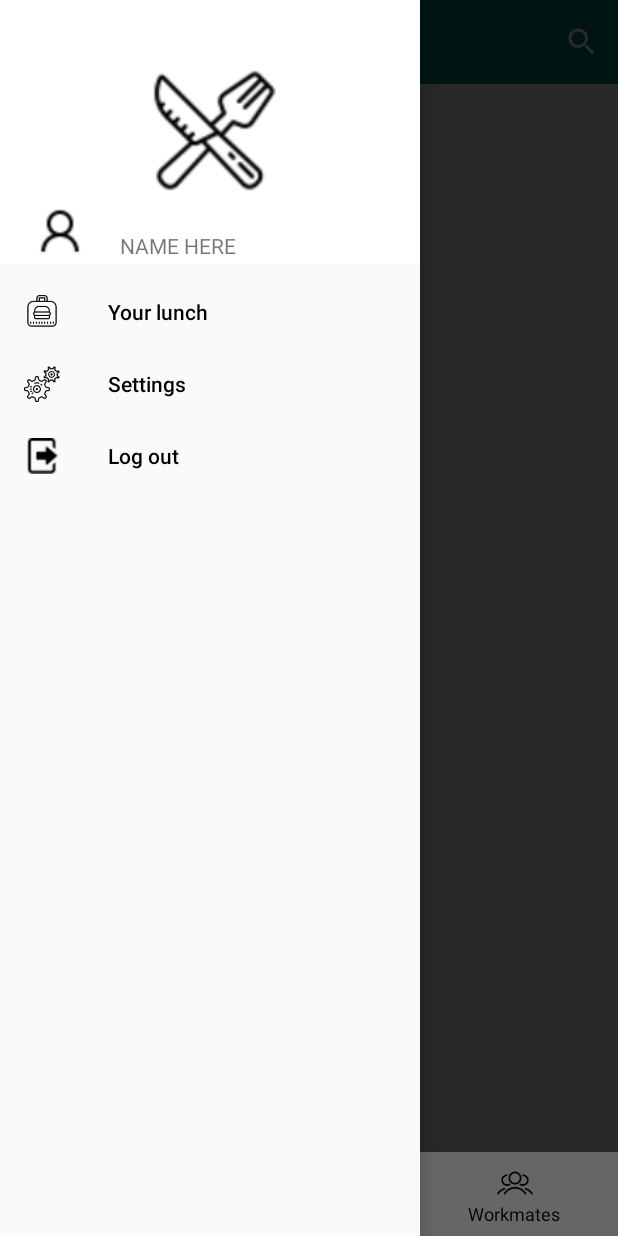
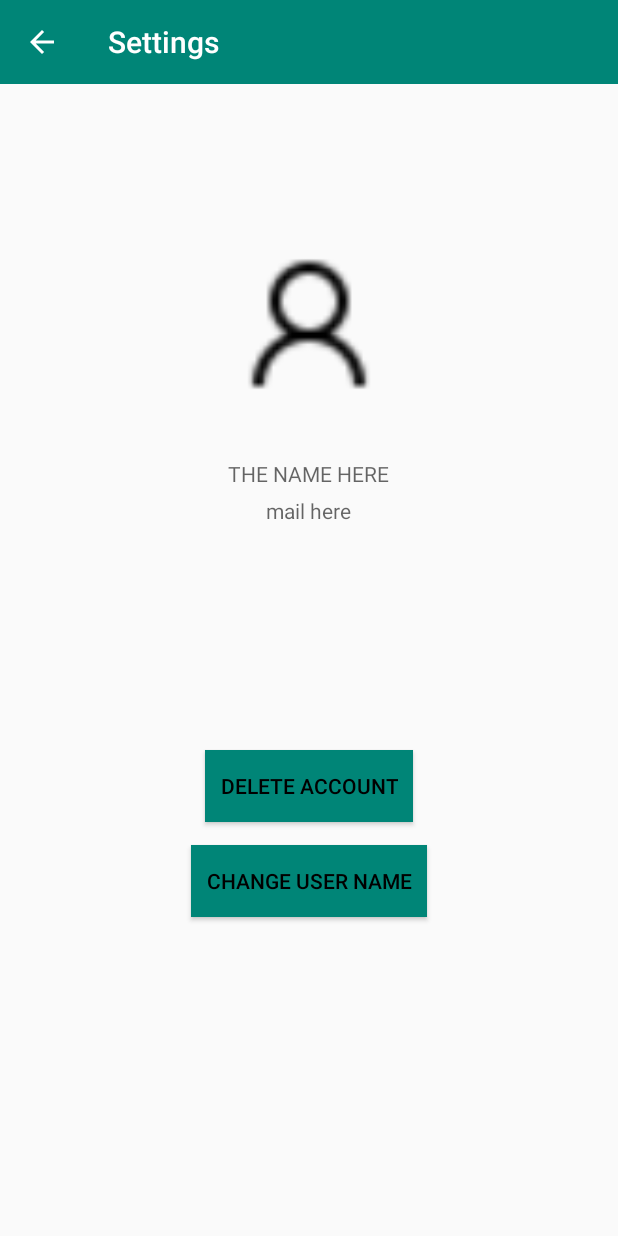
Before and after one commit to Bbenforado/Go4Lunch, an Android app: the screen it shows after launch (MainActivity before the commit, SettingActivity after it), in the side drawer, after a tap on "Settings", on a phone screen of 412 x 824 dp. Run offline under Robolectric (Android 15) with nearby library versions, the phone set to English and light mode, and no system bars; our stand-ins replace ButterKnife, Firebase (no records; nobody signed in at launch, a user with empty details on screens opened directly); libraries missing offline, so code that uses them is left out: com.facebook, com.facebook.appevents, com.firebase.ui; 1 statement that could not run was skipped.

Commit message:
- created settingActivity

```diff
--- a/app/build.gradle
+++ b/app/build.gradle
@@ -31,6 +31,8 @@ dependencies {
 
     implementation('android.arch.lifecycle:extensions:1.1.1')
 
+    implementation 'com.google.code.gson:gson:2.8.2'
+
     //FIREBASE
     implementation 'com.google.firebase:firebase-core:16.0.8'
     implementation 'com.google.firebase:firebase-auth:16.2.1'
--- a/app/src/main/AndroidManifest.xml
+++ b/app/src/main/AndroidManifest.xml
@@ -9,6 +9,11 @@
         android:roundIcon="@mipmap/ic_launcher_round"
         android:supportsRtl="true"
         android:theme="@style/AppTheme">
+        <activity android:name=".activities.SettingActivity">
+            <meta-data
+                android:name="android.support.PARENT_ACTIVITY"
+                android:value=".activities.MainActivity" />
+        </activity>
         <activity android:name=".activities.MainActivity">
             <intent-filter>
                 <action android:name="android.intent.action.MAIN" />
--- a/app/src/main/java/com/example/blanche/go4lunch/activities/MainActivity.java
+++ b/app/src/main/java/com/example/blanche/go4lunch/activities/MainActivity.java
@@ -1,6 +1,7 @@
 package com.example.blanche.go4lunch.activities;
 
 import android.content.Intent;
+import android.content.SharedPreferences;
 import android.support.annotation.NonNull;
 import android.support.annotation.Nullable;
 import android.support.design.widget.BottomNavigationView;
@@ -35,12 +36,16 @@ import butterknife.BindView;
 import butterknife.ButterKnife;
 import com.facebook.FacebookSdk;
 import com.facebook.appevents.AppEventsLogger;
+import com.google.android.gms.tasks.OnSuccessListener;
 import com.google.firebase.auth.FirebaseAuth;
 import com.google.firebase.auth.FirebaseUser;
+import com.google.gson.Gson;
 
-public class MainActivity extends AppCompatActivity {
+public class MainActivity extends AppCompatActivity implements NavigationView.OnNavigationItemSelectedListener{
 
     public static final int RC_SIGN_IN = 123;
+    public static final int SIGN_OUT_TASK = 10;
+    public static final int DELETE_USER_TASK = 20;
 
     @BindView(R.id.navigation)
     BottomNavigationView bottomNavigationView;
@@ -56,10 +61,10 @@ public class MainActivity extends AppCompatActivity {
         super.onCreate(savedInstanceState);
         setContentView(R.layout.activity_main);
         //we will have to see if a user if already connected, then displays or not
-       // if (!isCurrentUserLogged()) {
+        if (!isCurrentUserLogged()) {
             startSignInActivity();
-        //}
-
+        }
+;
         ButterKnife.bind(this);
         configureToolbar();
         configureNavigationView();
@@ -77,16 +82,24 @@ public class MainActivity extends AppCompatActivity {
         }
     }
 
+    @Override
+    protected void onStart() {
+        super.onStart();
+        displayUserInfoInNavigationDrawer();
+    }
+
     //----------------------
     //CONFIGURATION
     //----------------------------
     private void configureNavigationView() {
+        System.out.println("1");
         navigationView = findViewById(R.id.nav_view);
-        //navigationView.setNavigationItemSelectedListener(this);
+        navigationView.setNavigationItemSelectedListener(this);
         displayUserInfoInNavigationDrawer();
     }
 
     private void displayUserInfoInNavigationDrawer() {
+        System.out.println("we here here");
         View headerLayout = navigationView.getHeaderView(0);
         ImageView profilePictureImageview = headerLayout.findViewById(R.id.profile_picture);
         TextView userNameTextview = headerLayout.findViewById(R.id.user_name);
@@ -101,7 +114,7 @@ public class MainActivity extends AppCompatActivity {
         }
     }
 
-    private void configureToolbar() {
+    protected void configureToolbar() {
         toolbar = findViewById(R.id.toolbar);
         setSupportActionBar(toolbar);
         actionBar = getSupportActionBar();
@@ -141,6 +154,27 @@ public class MainActivity extends AppCompatActivity {
             }
         };
         bottomNavigationView.setOnNavigationItemSelectedListener(listener);
+    }
+
+    @Override
+    public boolean onNavigationItemSelected(@NonNull MenuItem item) {
+        int id = item.getItemId();
+        switch (id) {
+            case R.id.lunch:
+                Toast.makeText(this, "you clicked on lunch", Toast.LENGTH_SHORT).show();
+                break;
+            case R.id.settings:
+                //OPEN SETTING ACTIVITY WITH DELETE ACCOUNT BUTTON
+                launchSettingActivity();
+                break;
+            case R.id.log_out:
+                signOutUser();
+                break;
+            default:
+                break;
+        }
+        drawerLayout.closeDrawer(GravityCompat.START);
+        return true;
     }
 
     //-----------------------
@@ -207,4 +241,36 @@ public class MainActivity extends AppCompatActivity {
     protected FirebaseUser getCurrentUser(){ return FirebaseAuth.getInstance().getCurrentUser(); }
 
     protected Boolean isCurrentUserLogged(){ return (this.getCurrentUser() != null); }
+
+    private void signOutUser() {
+        AuthUI.getInstance()
+                .signOut(this)
+                .addOnSuccessListener(this, this.updateUIAfterRESTRequestsCompleted(SIGN_OUT_TASK));
+    }
+
+    private OnSuccessListener<Void> updateUIAfterRESTRequestsCompleted(final int origin) {
+        return new OnSuccessListener<Void>() {
+            @Override
+            public void onSuccess(Void aVoid) {
+                switch (origin) {
+                    case SIGN_OUT_TASK:
+                        finish();
+                        //startSignInActivity();
+                        break;
+                    case DELETE_USER_TASK:
+                        finish();
+                        break;
+                        default:
+                            break;
+                }
+            }
+        };
+    }
+
+    private void launchSettingActivity() {
+        Intent settingActivity = new Intent(this, SettingActivity.class);
+        startActivity(settingActivity);
+    }
+
+
 }
--- /dev/null
+++ b/app/src/main/java/com/example/blanche/go4lunch/activities/SettingActivity.java
@@ -0,0 +1,54 @@
+package com.example.blanche.go4lunch.activities;
+
+import android.support.v7.app.ActionBar;
+import android.support.v7.app.AppCompatActivity;
+import android.os.Bundle;
+import android.support.v7.widget.Toolbar;
+import android.widget.ImageView;
+import android.widget.TextView;
+
+import com.example.blanche.go4lunch.R;
+
+import butterknife.BindView;
+import butterknife.ButterKnife;
+
+public class SettingActivity extends AppCompatActivity {
+
+    private Toolbar toolbar;
+    private ActionBar actionBar;
+    @BindView(R.id.profile_picture_settings)
+    ImageView imageView;
+    @BindView(R.id.user_name_settings)
+    TextView userNameTextview;
+    @BindView(R.id.user_mail_settings)
+    TextView userMailTextview;
+
+    @Override
+    protected void onCreate(Bundle savedInstanceState) {
+        super.onCreate(savedInstanceState);
+        setContentView(R.layout.activity_setting);
+        ButterKnife.bind(this);
+        configureToolbar();
+        updateUIWithUserInfos();
+    }
+
+    private void configureToolbar() {
+        toolbar = findViewById(R.id.toolbar);
+        setSupportActionBar(toolbar);
+        actionBar = getSupportActionBar();
+        actionBar.setTitle("Settings");
+        actionBar.setDisplayHomeAsUpEnabled(true);
+    }
+
+    private void updateUIWithUserInfos() {
+        /*userNameTextview.setText(getCurrentUser().getDisplayName());
+        userMailTextview.setText(getCurrentUser().getEmail());*/
+        /*if (getCurrentUser().getPhotoUrl() != null) {
+            Glide.with(this)
+                    .load(getCurrentUser().getPhotoUrl())
+                    .apply(RequestOptions.circleCropTransform())
+                    .into(imageView);
+        }*/
+    }
+
+}
--- /dev/null
+++ b/app/src/main/res/layout/activity_setting.xml
@@ -0,0 +1,55 @@
+<?xml version="1.0" encoding="utf-8"?>
+<LinearLayout android:layout_width="match_parent"
+    android:layout_height="match_parent"
+    android:orientation="vertical"
+    xmlns:android="http://schemas.android.com/apk/res/android">
+
+    <include
+        layout="@layout/toolbar"
+        android:layout_width="match_parent"
+        android:layout_height="wrap_content"/>
+
+    <ImageView
+        android:id="@+id/profile_picture_settings"
+        android:layout_width="120dp"
+        android:layout_height="120dp"
+        android:layout_gravity="center"
+        android:layout_marginTop="100dp"
+        android:src="@drawable/ic_profile_picture"/>
+
+    <TextView
+        android:id="@+id/user_name_settings"
+        android:layout_width="wrap_content"
+        android:layout_height="wrap_content"
+        android:hint="THE NAME HERE"
+        android:layout_gravity="center"
+        android:layout_marginTop="30dp"
+        />
+
+    <TextView
+        android:id="@+id/user_mail_settings"
+        android:layout_width="wrap_content"
+        android:layout_height="wrap_content"
+        android:hint="mail here"
+        android:layout_gravity="center"
+        android:layout_marginTop="5dp"/>
+
+    <Button
+        android:id="@+id/delete_button"
+        android:layout_width="wrap_content"
+        android:layout_height="wrap_content"
+        android:text="Delete account"
+        android:layout_gravity="center"
+        android:layout_marginTop="150dp"
+        android:padding="10dp"
+        android:background="@color/colorPrimary"/>
+
+    <Button
+        android:layout_width="wrap_content"
+        android:layout_height="wrap_content"
+        android:layout_gravity="center"
+        android:text="Change user name"
+        android:padding="10dp"
+        android:background="@color/colorPrimary"
+        android:layout_marginTop="15dp"/>
+</LinearLayout>
--- a/app/src/main/res/menu/main_activity_drawer_menu.xml
+++ b/app/src/main/res/menu/main_activity_drawer_menu.xml
@@ -6,15 +6,15 @@
 
     <group android:checkableBehavior="single">
         <item
-            android:id="@+id/art_category"
+            android:id="@+id/lunch"
             android:title="Your lunch"
             android:icon="@drawable/ic_your_lunch"/>
         <item
-            android:id="@+id/business_category"
+            android:id="@+id/settings"
             android:title="Settings"
             android:icon="@drawable/ic_settings"/>
         <item
-            android:id="@+id/entrepreneurs_category"
+            android:id="@+id/log_out"
             android:title="Log out"
             android:icon="@drawable/ic_log_out"/>
     </group>
```
